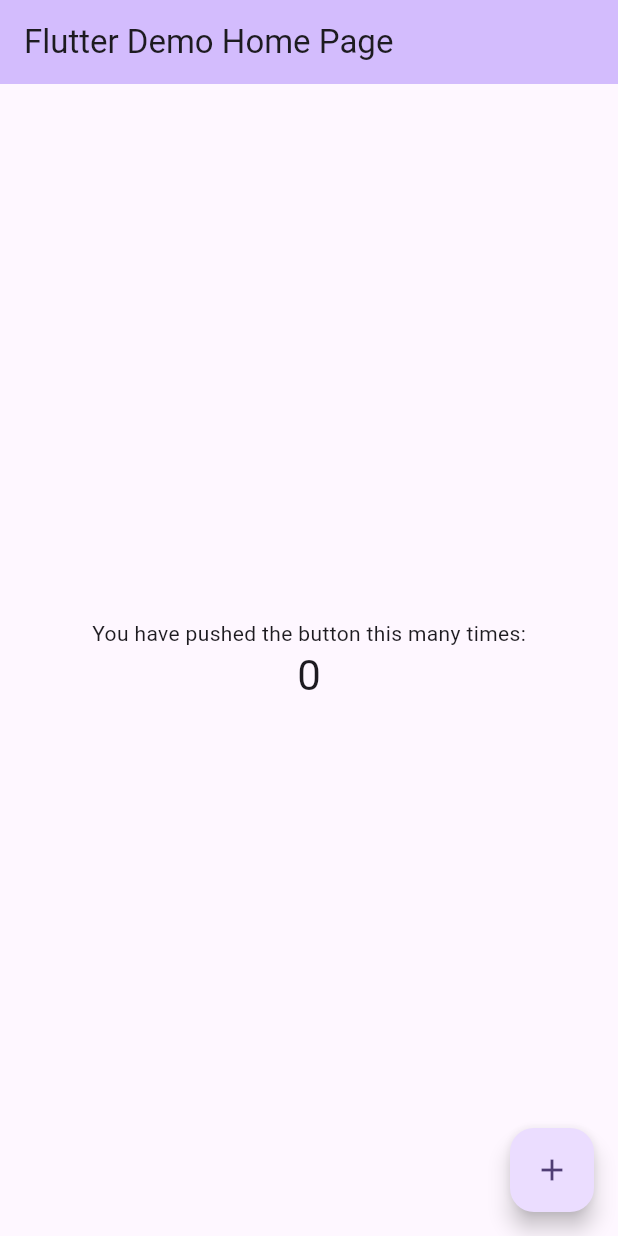
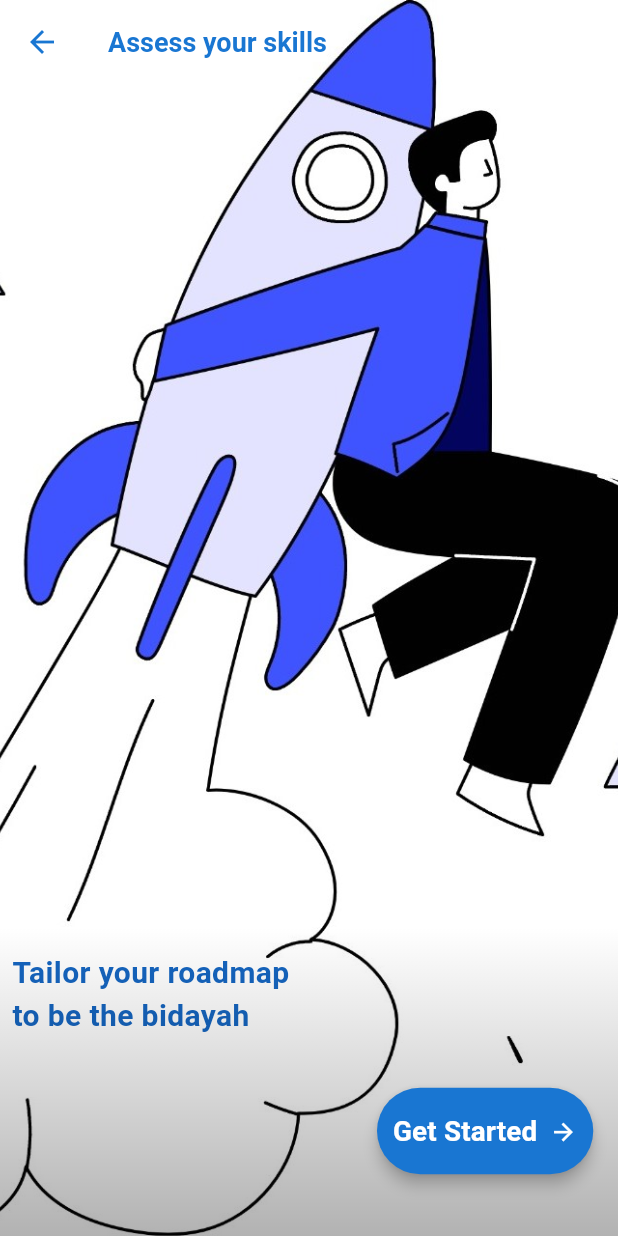
Before and after one commit to AhmedElngar07/Bidayah, a Flutter app: the screen it shows after launch, on a phone screen of 412 x 824 dp. Run offline on Flutter 3.47's test engine with Material 3 defaults, Android fonts, the phone set to English and light mode, and no system bars; our stand-ins replace firebase_auth, firebase_core, fluttertoast; accounts and stored records are empty.

Commit message:
start page is done

```diff
--- a/analysis_options.yaml
+++ b/analysis_options.yaml
@@ -7,6 +7,9 @@
 
 # The following line activates a set of recommended lints for Flutter apps,
 # packages, and plugins designed to encourage good coding practices.
+analyzer:
+  errors:
+    depend_on_referenced_packages: ignore
 include: package:flutter_lints/flutter.yaml
 
 linter:
--- a/lib/main.dart
+++ b/lib/main.dart
@@ -1,128 +1,19 @@
 import 'package:flutter/material.dart';
+import 'package:bidayah/screens/start.dart';
 
-//firebase imports
-import 'firebase_options.dart';
-import 'package:firebase_core/firebase_core.dart';
 
-void main() async {
-  WidgetsFlutterBinding.ensureInitialized();
-  await Firebase.initializeApp(options: DefaultFirebaseOptions.currentPlatform);
+void main() {
   runApp(const MyApp());
 }
 
 class MyApp extends StatelessWidget {
-  const MyApp({super.key});
+  const MyApp({Key? key}) : super(key: key);
 
-  // This widget is the root of your application.
   @override
   Widget build(BuildContext context) {
     return MaterialApp(
-      title: 'Flutter Demo',
-      theme: ThemeData(
-        // This is the theme of your application.
-        //
-        // TRY THIS: Try running your application with "flutter run". You'll see
-        // the application has a purple toolbar. Then, without quitting the app,
-        // try changing the seedColor in the colorScheme below to Colors.green
-        // and then invoke "hot reload" (save your changes or press the "hot
-        // reload" button in a Flutter-supported IDE, or press "r" if you used
-        // the command line to start the app).
-        //
-        // Notice that the counter didn't reset back to zero; the application
-        // state is not lost during the reload. To reset the state, use hot
-        // restart instead.
-        //
-        // This works for code too, not just values: Most code changes can be
-        // tested with just a hot reload.
-        colorScheme: ColorScheme.fromSeed(seedColor: Colors.deepPurple),
-      ),
-      home: const MyHomePage(title: 'Flutter Demo Home Page'),
+      debugShowCheckedModeBanner: false,
+      home: StartScreen(), // Use the correct screen name
     );
   }
 }
-
-class MyHomePage extends StatefulWidget {
-  const MyHomePage({super.key, required this.title});
-
-  // This widget is the home page of your application. It is stateful, meaning
-  // that it has a State object (defined below) that contains fields that affect
-  // how it looks.
-
-  // This class is the configuration for the state. It holds the values (in this
-  // case the title) provided by the parent (in this case the App widget) and
-  // used by the build method of the State. Fields in a Widget subclass are
-  // always marked "final".
-
-  final String title;
-
-  @override
-  State<MyHomePage> createState() => _MyHomePageState();
-}
-
-class _MyHomePageState extends State<MyHomePage> {
-  int _counter = 0;
-
-  void _incrementCounter() {
-    setState(() {
-      // This call to setState tells the Flutter framework that something has
-      // changed in this State, which causes it to rerun the build method below
-      // so that the display can reflect the updated values. If we changed
-      // _counter without calling setState(), then the build method would not be
-      // called again, and so nothing would appear to happen.
-      _counter++;
-    });
-  }
-
-  @override
-  Widget build(BuildContext context) {
-    // This method is rerun every time setState is called, for instance as done
-    // by the _incrementCounter method above.
-    //
-    // The Flutter framework has been optimized to make rerunning build methods
-    // fast, so that you can just rebuild anything that needs updating rather
-    // than having to individually change instances of widgets.
-    return Scaffold(
-      appBar: AppBar(
-        // TRY THIS: Try changing the color here to a specific color (to
-        // Colors.amber, perhaps?) and trigger a hot reload to see the AppBar
-        // change color while the other colors stay the same.
-        backgroundColor: Theme.of(context).colorScheme.inversePrimary,
-        // Here we take the value from the MyHomePage object that was created by
-        // the App.build method, and use it to set our appbar title.
-        title: Text(widget.title),
-      ),
-      body: Center(
-        // Center is a layout widget. It takes a single child and positions it
-        // in the middle of the parent.
-        child: Column(
-          // Column is also a layout widget. It takes a list of children and
-          // arranges them vertically. By default, it sizes itself to fit its
-          // children horizontally, and tries to be as tall as its parent.
-          //
-          // Column has various properties to control how it sizes itself and
-          // how it positions its children. Here we use mainAxisAlignment to
-          // center the children vertically; the main axis here is the vertical
-          // axis because Columns are vertical (the cross axis would be
-          // horizontal).
-          //
-          // TRY THIS: Invoke "debug painting" (choose the "Toggle Debug Paint"
-          // action in the IDE, or press "p" in the console), to see the
-          // wireframe for each widget.
-          mainAxisAlignment: MainAxisAlignment.center,
-          children: <Widget>[
-            const Text('You have pushed the button this many times:'),
-            Text(
-              '$_counter',
-              style: Theme.of(context).textTheme.headlineMedium,
-            ),
-          ],
-        ),
-      ),
-      floatingActionButton: FloatingActionButton(
-        onPressed: _incrementCounter,
-        tooltip: 'Increment',
-        child: const Icon(Icons.add),
-      ), // This trailing comma makes auto-formatting nicer for build methods.
-    );
-  }
-}
--- /dev/null
+++ b/lib/screens/start.dart
@@ -0,0 +1,190 @@
+import 'package:flutter/material.dart';
+
+class StartScreen extends StatelessWidget {
+  const StartScreen({Key? key}) : super(key: key);
+
+  @override
+  Widget build(BuildContext context) {
+    return Scaffold(
+      appBar: AppBar(
+        backgroundColor: Colors.transparent,
+        elevation: 0,
+        title: Text(
+          'Assess your skills',
+          style: TextStyle(
+            fontSize: MediaQuery.of(context).size.width > 600 ? 24.0 : 18.0,
+            fontWeight: FontWeight.bold,
+            color: Colors.blue[700],
+          ),
+        ),
+        centerTitle: false,
+        leading: IconButton(
+          icon: Icon(Icons.arrow_back, color: Colors.blue[700]),
+          onPressed: () {
+            Navigator.of(context).pop();
+          },
+        ),
+      ),
+      extendBodyBehindAppBar: true,
+      body: LayoutBuilder(
+        builder: (context, constraints) {
+          // Get the available dimensions
+          final maxWidth = constraints.maxWidth;
+          final maxHeight = constraints.maxHeight;
+
+          // Calculate responsive sizes
+          final buttonWidth = maxWidth * 0.35;
+          final buttonHeight = maxHeight * 0.07;
+          final buttonFontSize = maxWidth * 0.045;
+          final cloudTextSize = maxWidth > 600 ? 24.0 : 20.0;
+
+          return Stack(
+            fit: StackFit.expand,
+            children: [
+              // Background image
+              Image.asset(
+                'assets/Image 2025.jpeg',
+                fit: BoxFit.cover,
+              ),
+
+              // Cloud text overlay - positioned lower
+              Positioned(
+                bottom: maxHeight * 0.15, // Positioned lower
+                left: maxWidth * 0.01,
+                width: maxWidth * 0.5,
+                child: Container(
+                  padding: EdgeInsets.symmetric(
+                    vertical: maxHeight * 0.01,
+                    horizontal: maxWidth * 0.01,
+                  ),
+                  child: Text(
+                    "Tailor your roadmap to be the bidayah",
+                    textAlign: TextAlign.left,
+                    style: TextStyle(
+                      fontSize: cloudTextSize, // Larger text
+                      fontWeight: FontWeight.bold,
+                      color: Colors.blue[800],
+                    ),
+                  ),
+                ),
+              ),
+
+              // Gradient overlay at bottom
+              Positioned(
+                bottom: 0,
+                left: 0,
+                right: 0,
+                height: maxHeight * 0.25,
+                child: Container(
+                  decoration: BoxDecoration(
+                    gradient: LinearGradient(
+                      begin: Alignment.topCenter,
+                      end: Alignment.bottomCenter,
+                      colors: [
+                        Colors.black.withOpacity(0.0),
+                        Colors.black.withOpacity(0.3),
+                      ],
+                    ),
+                  ),
+                ),
+              ),
+
+              // Get Started button - more to the right and bigger
+              Positioned(
+                bottom: maxHeight * 0.05,
+                right: maxWidth * 0.04, // Further right
+                child: SizedBox(
+                  width: buttonWidth,
+                  height: buttonHeight,
+                  child: ElevatedButton(
+                    onPressed: () {
+                      Navigator.push(
+                        context,
+                        MaterialPageRoute(
+                          builder: (context) => const Placeholder(),
+                        ),
+                      );
+                    },
+                    style: ElevatedButton.styleFrom(
+                      backgroundColor: Colors.blue[700],
+                      shape: RoundedRectangleBorder(
+                        borderRadius: BorderRadius.circular(buttonHeight / 2),
+                      ),
+                      elevation: 4,
+                      padding: EdgeInsets.zero, // Remove default padding
+                    ),
+                    child: Row(
+                      mainAxisAlignment: MainAxisAlignment.center,
+                      children: [
+                        Text(
+                          'Get Started',
+                          style: TextStyle(
+                            color: Colors.white,
+                            fontWeight: FontWeight.bold,
+                            fontSize: buttonFontSize, // Larger font
+                          ),
+                        ),
+                        SizedBox(width: maxWidth * 0.02),
+                        Icon(
+                          Icons.arrow_forward,
+                          color: Colors.white,
+                          size: buttonFontSize,
+                        ),
+                      ],
+                    ),
+                  ),
+                ),
+              ),
+            ],
+          );
+        },
+      ),
+    );
+  }
+}
+
+class MyApp extends StatelessWidget {
+  const MyApp({Key? key}) : super(key: key);
+
+  @override
+  Widget build(BuildContext context) {
+    return MaterialApp(
+      title: 'Bidayah App',
+      theme: ThemeData(
+        primarySwatch: Colors.blue,
+        fontFamily: 'Roboto',
+      ),
+      debugShowCheckedModeBanner: false,
+      home: const StartScreen(),
+      // Screen-size aware builder
+      builder: (context, child) {
+        // Adapt to different device sizes and orientations
+        final mediaQuery = MediaQuery.of(context);
+        final width = mediaQuery.size.width;
+        final height = mediaQuery.size.height;
+        final aspectRatio = width / height;
+
+        // Calculate appropriate text scale factor
+        double textScaleFactor;
+        if (aspectRatio < 0.5) {
+          // Very tall and narrow (like folding phones)
+          textScaleFactor = 0.85;
+        } else if (aspectRatio < 0.7) {
+          // Phone portrait
+          textScaleFactor = 1.0;
+        } else if (aspectRatio < 1.3) {
+          // Tablet portrait or phone landscape
+          textScaleFactor = 1.15;
+        } else {
+          // Tablet landscape or desktop
+          textScaleFactor = 1.25;
+        }
+
+        return MediaQuery(
+          data: mediaQuery.copyWith(textScaleFactor: textScaleFactor),
+          child: child!,
+        );
+      },
+    );
+  }
+}
--- a/pubspec.yaml
+++ b/pubspec.yaml
@@ -35,6 +35,8 @@ dependencies:
   # Use with the CupertinoIcons class for iOS style icons.
   cupertino_icons: ^1.0.8
   firebase_core: ^3.12.0
+  firebase_auth: ^5.5.1
+  fluttertoast: ^8.2.12
 
 dev_dependencies:
   flutter_test:
```
Also changed, not shown: lib/services/auth_service.dart (added, +33 -0 lines), assets/.png (deleted), assets/Image 2025.jpeg (added), assets/WhatsApp Image 2025-03-01 at 1.28.54 AM.jpeg (added), pubspec.lock, 3 other files.
